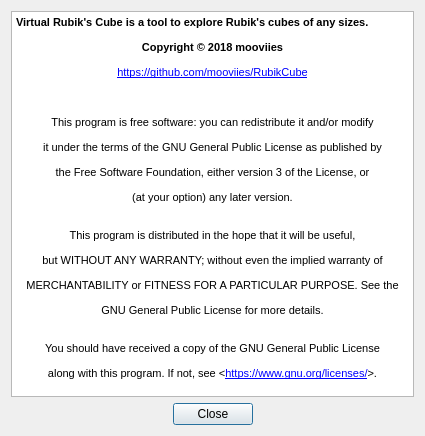
Old version of the form dialoghelp.ui in the repository mooviies/RubikCube.
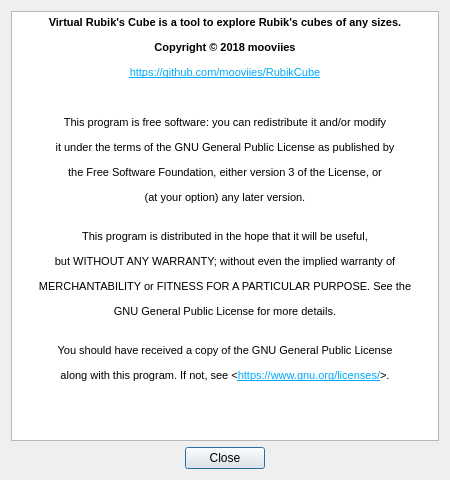
New version of the form. Icons and pictures are not drawn.

Commit message: Dark Style

Diff of the .ui file:
```diff
--- a/dialoghelp.ui
+++ b/dialoghelp.ui
@@ -6,8 +6,8 @@
    <rect>
     <x>0</x>
     <y>0</y>
-    <width>425</width>
-    <height>436</height>
+    <width>450</width>
+    <height>480</height>
    </rect>
   </property>
   <property name="minimumSize">
@@ -18,8 +18,8 @@
   </property>
   <property name="maximumSize">
    <size>
-    <width>425</width>
-    <height>436</height>
+    <width>450</width>
+    <height>480</height>
    </size>
   </property>
   <property name="windowTitle">
@@ -40,23 +40,26 @@
      </property>
      <property name="html">
       <string>&lt;!DOCTYPE HTML PUBLIC &quot;-//W3C//DTD HTML 4.0//EN&quot; &quot;http://www.w3.org/TR/REC-html40/strict.dtd&quot;&gt;
-&lt;html&gt;&lt;head&gt;&lt;meta name=&quot;qrichtext&quot; content=&quot;1&quot; /&gt;&lt;style type=&quot;text/css&quot;&gt;
+&lt;html&gt;&lt;head&gt;&lt;meta name=&quot;qrichtext&quot; content=&quot;1&quot; /&gt;&lt;meta charset=&quot;utf-8&quot; /&gt;&lt;style type=&quot;text/css&quot;&gt;
 p, li { white-space: pre-wrap; }
-&lt;/style&gt;&lt;/head&gt;&lt;body style=&quot; font-family:'MS Shell Dlg 2'; font-size:8.25pt; font-weight:400; font-style:normal;&quot;&gt;
-&lt;p style=&quot; margin-top:0px; margin-bottom:0px; margin-left:0px; margin-right:0px; -qt-block-indent:0; text-indent:0px;&quot;&gt;&lt;span style=&quot; font-weight:600;&quot;&gt;Virtual Rubik's Cube is a tool to explore Rubik's cubes of any sizes.&lt;/span&gt;&lt;/p&gt;
-&lt;p align=&quot;center&quot; style=&quot; margin-top:12px; margin-bottom:12px; margin-left:0px; margin-right:0px; -qt-block-indent:0; text-indent:0px;&quot;&gt;&lt;span style=&quot; font-weight:600;&quot;&gt;Copyright © 2018 mooviies&lt;/span&gt;&lt;/p&gt;
-&lt;p align=&quot;center&quot; style=&quot; margin-top:12px; margin-bottom:12px; margin-left:0px; margin-right:0px; -qt-block-indent:0; text-indent:0px;&quot;&gt;&lt;a href=&quot;https://github.com/mooviies/RubikCube&quot;&gt;&lt;span style=&quot; text-decoration: underline; color:#0000ff;&quot;&gt;https://github.com/mooviies/RubikCube&lt;/span&gt;&lt;/a&gt;&lt;/p&gt;
-&lt;p align=&quot;center&quot; style=&quot;-qt-paragraph-type:empty; margin-top:12px; margin-bottom:12px; margin-left:0px; margin-right:0px; -qt-block-indent:0; text-indent:0px;&quot;&gt;&lt;br /&gt;&lt;/p&gt;
-&lt;p align=&quot;center&quot; style=&quot; margin-top:12px; margin-bottom:12px; margin-left:0px; margin-right:0px; -qt-block-indent:0; text-indent:0px;&quot;&gt;This program is free software: you can redistribute it and/or modify&lt;/p&gt;
-&lt;p align=&quot;center&quot; style=&quot; margin-top:12px; margin-bottom:12px; margin-left:0px; margin-right:0px; -qt-block-indent:0; text-indent:0px;&quot;&gt;it under the terms of the GNU General Public License as published by&lt;/p&gt;
-&lt;p align=&quot;center&quot; style=&quot; margin-top:12px; margin-bottom:12px; margin-left:0px; margin-right:0px; -qt-block-indent:0; text-indent:0px;&quot;&gt;the Free Software Foundation, either version 3 of the License, or&lt;/p&gt;
-&lt;p align=&quot;center&quot; style=&quot; margin-top:12px; margin-bottom:12px; margin-left:0px; margin-right:0px; -qt-block-indent:0; text-indent:0px;&quot;&gt;(at your option) any later version.&lt;br /&gt;&lt;/p&gt;
-&lt;p align=&quot;center&quot; style=&quot; margin-top:12px; margin-bottom:12px; margin-left:0px; margin-right:0px; -qt-block-indent:0; text-indent:0px;&quot;&gt;This program is distributed in the hope that it will be useful,&lt;/p&gt;
-&lt;p align=&quot;center&quot; style=&quot; margin-top:12px; margin-bottom:12px; margin-left:0px; margin-right:0px; -qt-block-indent:0; text-indent:0px;&quot;&gt;but WITHOUT ANY WARRANTY; without even the implied warranty of&lt;/p&gt;
-&lt;p align=&quot;center&quot; style=&quot; margin-top:12px; margin-bottom:12px; margin-left:0px; margin-right:0px; -qt-block-indent:0; text-indent:0px;&quot;&gt;MERCHANTABILITY or FITNESS FOR A PARTICULAR PURPOSE. See the&lt;/p&gt;
-&lt;p align=&quot;center&quot; style=&quot; margin-top:12px; margin-bottom:12px; margin-left:0px; margin-right:0px; -qt-block-indent:0; text-indent:0px;&quot;&gt;GNU General Public License for more details.&lt;br /&gt;&lt;/p&gt;
-&lt;p align=&quot;center&quot; style=&quot; margin-top:12px; margin-bottom:12px; margin-left:0px; margin-right:0px; -qt-block-indent:0; text-indent:0px;&quot;&gt;You should have received a copy of the GNU General Public License&lt;/p&gt;
-&lt;p align=&quot;center&quot; style=&quot; margin-top:12px; margin-bottom:12px; margin-left:0px; margin-right:0px; -qt-block-indent:0; text-indent:0px;&quot;&gt;along with this program. If not, see &amp;lt;&lt;a href=&quot;https://www.gnu.org/licenses/&quot;&gt;&lt;span style=&quot; text-decoration: underline; color:#0000ff;&quot;&gt;https://www.gnu.org/licenses/&lt;/span&gt;&lt;/a&gt;&amp;gt;.&lt;br /&gt;&lt;/p&gt;&lt;/body&gt;&lt;/html&gt;</string>
+hr { height: 1px; border-width: 0; }
+li.unchecked::marker { content: &quot;\2610&quot;; }
+li.checked::marker { content: &quot;\2612&quot;; }
+&lt;/style&gt;&lt;/head&gt;&lt;body style=&quot; font-family:'Segoe UI'; font-size:9pt; font-weight:400; font-style:normal;&quot;&gt;
+&lt;p align=&quot;center&quot; style=&quot; margin-top:0px; margin-bottom:0px; margin-left:0px; margin-right:0px; -qt-block-indent:0; text-indent:0px;&quot;&gt;&lt;span style=&quot; font-family:'MS Shell Dlg 2'; font-size:8.25pt; font-weight:600;&quot;&gt;Virtual Rubik's Cube is a tool to explore Rubik's cubes of any sizes.&lt;/span&gt;&lt;/p&gt;
+&lt;p align=&quot;center&quot; style=&quot; margin-top:12px; margin-bottom:12px; margin-left:0px; margin-right:0px; -qt-block-indent:0; text-indent:0px;&quot;&gt;&lt;span style=&quot; font-family:'MS Shell Dlg 2'; font-size:8.25pt; font-weight:600;&quot;&gt;Copyright © 2018 mooviies&lt;/span&gt;&lt;/p&gt;
+&lt;p align=&quot;center&quot; style=&quot; margin-top:12px; margin-bottom:12px; margin-left:0px; margin-right:0px; -qt-block-indent:0; text-indent:0px;&quot;&gt;&lt;a href=&quot;https://github.com/mooviies/RubikCube&quot;&gt;&lt;span style=&quot; font-family:'MS Shell Dlg 2'; font-size:8.25pt; text-decoration: underline; color:#00aaff;&quot;&gt;https://github.com/mooviies/RubikCube&lt;/span&gt;&lt;/a&gt;&lt;/p&gt;
+&lt;p align=&quot;center&quot; style=&quot;-qt-paragraph-type:empty; margin-top:12px; margin-bottom:12px; margin-left:0px; margin-right:0px; -qt-block-indent:0; text-indent:0px; font-family:'MS Shell Dlg 2'; font-size:8.25pt;&quot;&gt;&lt;br /&gt;&lt;/p&gt;
+&lt;p align=&quot;center&quot; style=&quot; margin-top:12px; margin-bottom:12px; margin-left:0px; margin-right:0px; -qt-block-indent:0; text-indent:0px;&quot;&gt;&lt;span style=&quot; font-family:'MS Shell Dlg 2'; font-size:8.25pt;&quot;&gt;This program is free software: you can redistribute it and/or modify&lt;/span&gt;&lt;/p&gt;
+&lt;p align=&quot;center&quot; style=&quot; margin-top:12px; margin-bottom:12px; margin-left:0px; margin-right:0px; -qt-block-indent:0; text-indent:0px;&quot;&gt;&lt;span style=&quot; font-family:'MS Shell Dlg 2'; font-size:8.25pt;&quot;&gt;it under the terms of the GNU General Public License as published by&lt;/span&gt;&lt;/p&gt;
+&lt;p align=&quot;center&quot; style=&quot; margin-top:12px; margin-bottom:12px; margin-left:0px; margin-right:0px; -qt-block-indent:0; text-indent:0px;&quot;&gt;&lt;span style=&quot; font-family:'MS Shell Dlg 2'; font-size:8.25pt;&quot;&gt;the Free Software Foundation, either version 3 of the License, or&lt;/span&gt;&lt;/p&gt;
+&lt;p align=&quot;center&quot; style=&quot; margin-top:12px; margin-bottom:12px; margin-left:0px; margin-right:0px; -qt-block-indent:0; text-indent:0px;&quot;&gt;&lt;span style=&quot; font-family:'MS Shell Dlg 2'; font-size:8.25pt;&quot;&gt;(at your option) any later version.&lt;br /&gt;&lt;/span&gt;&lt;/p&gt;
+&lt;p align=&quot;center&quot; style=&quot; margin-top:12px; margin-bottom:12px; margin-left:0px; margin-right:0px; -qt-block-indent:0; text-indent:0px;&quot;&gt;&lt;span style=&quot; font-family:'MS Shell Dlg 2'; font-size:8.25pt;&quot;&gt;This program is distributed in the hope that it will be useful,&lt;/span&gt;&lt;/p&gt;
+&lt;p align=&quot;center&quot; style=&quot; margin-top:12px; margin-bottom:12px; margin-left:0px; margin-right:0px; -qt-block-indent:0; text-indent:0px;&quot;&gt;&lt;span style=&quot; font-family:'MS Shell Dlg 2'; font-size:8.25pt;&quot;&gt;but WITHOUT ANY WARRANTY; without even the implied warranty of&lt;/span&gt;&lt;/p&gt;
+&lt;p align=&quot;center&quot; style=&quot; margin-top:12px; margin-bottom:12px; margin-left:0px; margin-right:0px; -qt-block-indent:0; text-indent:0px;&quot;&gt;&lt;span style=&quot; font-family:'MS Shell Dlg 2'; font-size:8.25pt;&quot;&gt;MERCHANTABILITY or FITNESS FOR A PARTICULAR PURPOSE. See the&lt;/span&gt;&lt;/p&gt;
+&lt;p align=&quot;center&quot; style=&quot; margin-top:12px; margin-bottom:12px; margin-left:0px; margin-right:0px; -qt-block-indent:0; text-indent:0px;&quot;&gt;&lt;span style=&quot; font-family:'MS Shell Dlg 2'; font-size:8.25pt;&quot;&gt;GNU General Public License for more details.&lt;br /&gt;&lt;/span&gt;&lt;/p&gt;
+&lt;p align=&quot;center&quot; style=&quot; margin-top:12px; margin-bottom:12px; margin-left:0px; margin-right:0px; -qt-block-indent:0; text-indent:0px;&quot;&gt;&lt;span style=&quot; font-family:'MS Shell Dlg 2'; font-size:8.25pt;&quot;&gt;You should have received a copy of the GNU General Public License&lt;/span&gt;&lt;/p&gt;
+&lt;p align=&quot;center&quot; style=&quot; margin-top:12px; margin-bottom:12px; margin-left:0px; margin-right:0px; -qt-block-indent:0; text-indent:0px;&quot;&gt;&lt;span style=&quot; font-family:'MS Shell Dlg 2'; font-size:8.25pt;&quot;&gt;along with this program. If not, see &amp;lt;&lt;/span&gt;&lt;a href=&quot;https://www.gnu.org/licenses/&quot;&gt;&lt;span style=&quot; font-family:'MS Shell Dlg 2'; font-size:8.25pt; text-decoration: underline; color:#00aaff;&quot;&gt;https://www.gnu.org/licenses/&lt;/span&gt;&lt;/a&gt;&lt;span style=&quot; font-family:'MS Shell Dlg 2'; font-size:8.25pt;&quot;&gt;&amp;gt;.&lt;br /&gt;&lt;/span&gt;&lt;/p&gt;&lt;/body&gt;&lt;/html&gt;</string>
      </property>
      <property name="textInteractionFlags">
       <set>Qt::LinksAccessibleByKeyboard|Qt::LinksAccessibleByMouse</set>
```
The commit also changes 96 other files.
